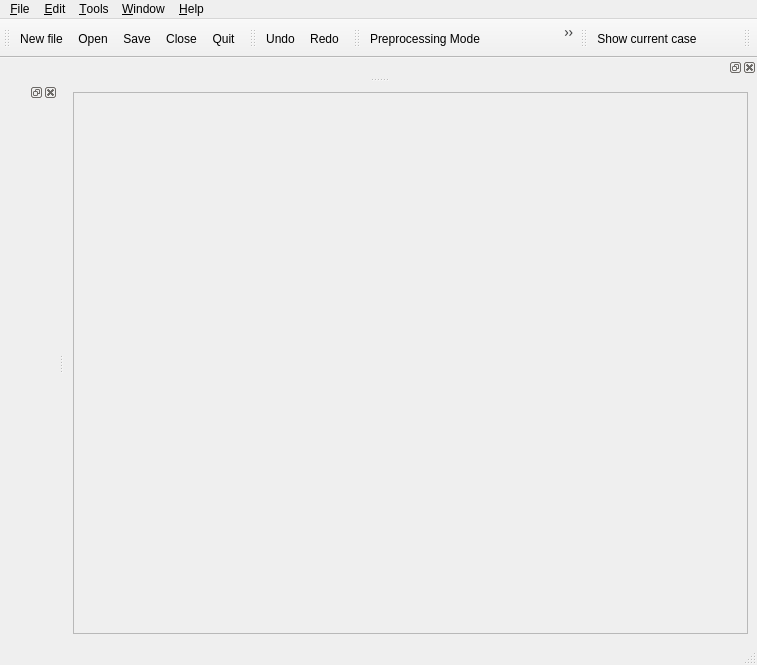
code-saturne/code_saturne, file gui/Base/MainForm.ui: the form before one commit.
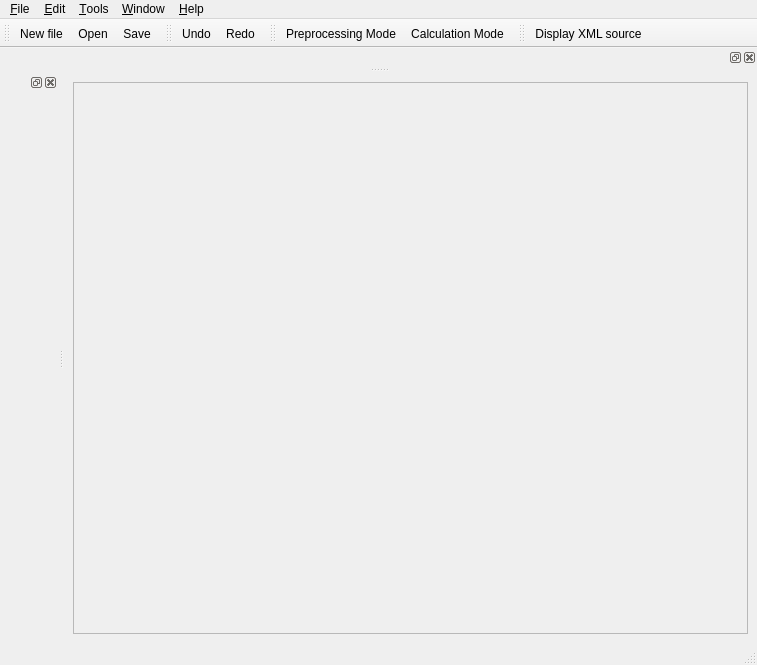
The form after the commit. Icons and pictures are not drawn.

Commit message: GUI: clean up toolbars and move code logo to window icon.

Patch:
```diff
--- a/gui/Base/MainForm.ui
+++ b/gui/Base/MainForm.ui
@@ -142,8 +142,6 @@
    <addaction name="fileNewAction"/>
    <addaction name="fileOpenAction"/>
    <addaction name="fileSaveAction"/>
-   <addaction name="fileCloseAction"/>
-   <addaction name="fileQuitAction"/>
   </widget>
   <widget class="QToolBar" name="toolBar_2">
    <property name="windowTitle">
@@ -183,21 +181,6 @@
    </attribute>
    <addaction name="displayCaseAction"/>
   </widget>
-  <widget class="QToolBar" name="toolBar_5">
-   <property name="windowTitle">
-    <string>toolBar_5</string>
-   </property>
-   <property name="layoutDirection">
-    <enum>Qt::RightToLeft</enum>
-   </property>
-   <attribute name="toolBarArea">
-    <enum>TopToolBarArea</enum>
-   </attribute>
-   <attribute name="toolBarBreak">
-    <bool>false</bool>
-   </attribute>
-   <addaction name="displayLogo"/>
-  </widget>
   <widget class="QDockWidget" name="dockWidgetIdentity">
    <attribute name="dockWidgetArea">
     <number>4</number>
@@ -318,7 +301,7 @@
      <normaloff>:/icons/22x22/text-xml.png</normaloff>:/icons/22x22/text-xml.png</iconset>
    </property>
    <property name="text">
-    <string>&amp;Show current case</string>
+    <string>&amp;Display XML source</string>
    </property>
    <property name="statusTip">
     <string>Show current case.</string>
```
Left out of the diff: 6 changed lines with no effect on the pictures. The commit also changes 5 other files.
